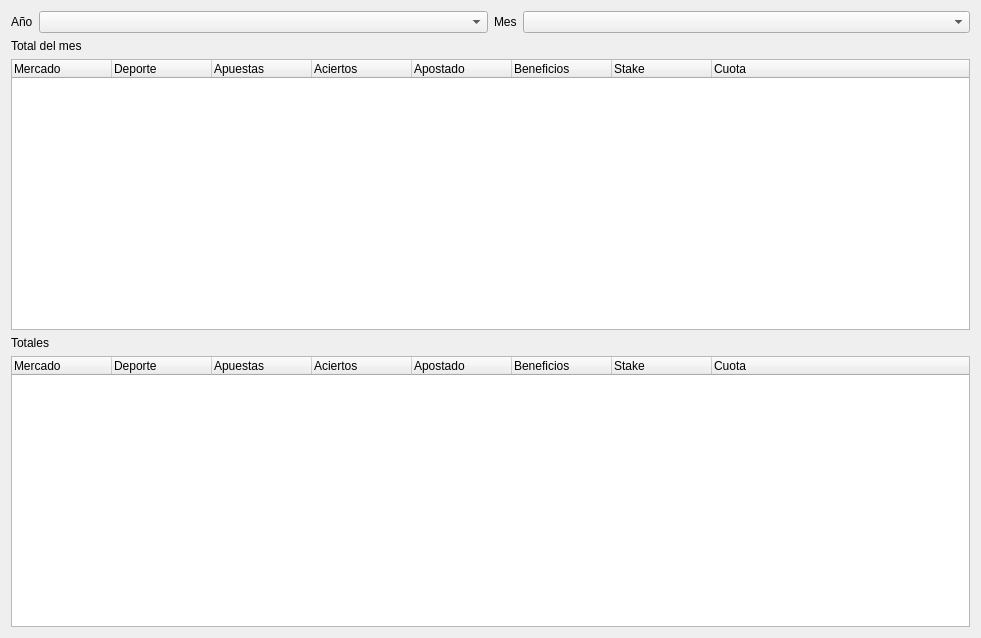
The window that ui/stats_market.ui (soker90/betcon) describes before a commit, drawn with Qt 5.
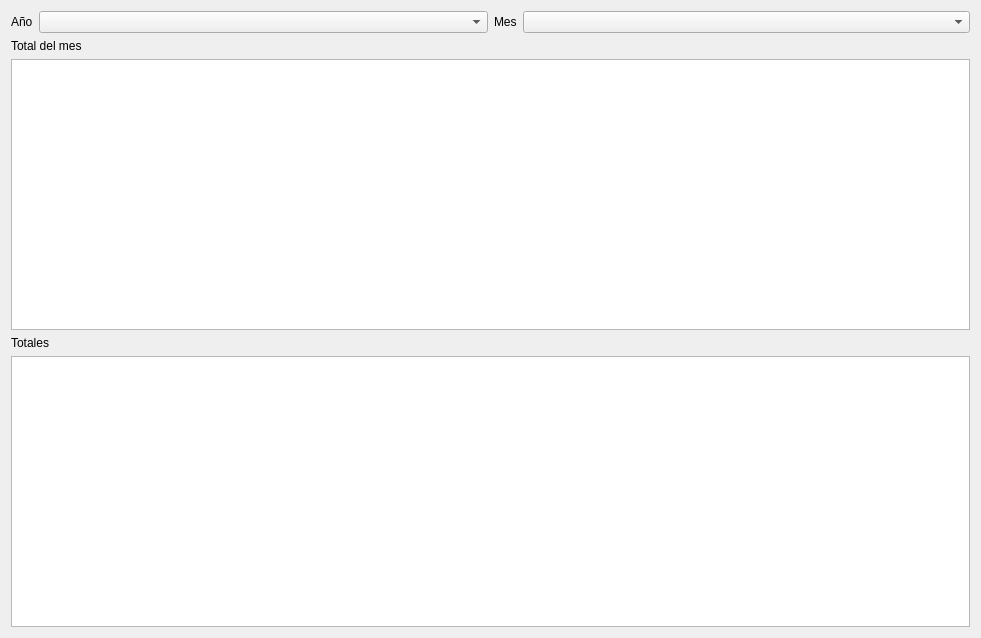
The same window after the commit.

Commit message: feat(stats): migrate all stats modules from QTreeWidget to QTableView

```diff
--- a/ui/stats_market.ui
+++ b/ui/stats_market.ui
@@ -54,50 +54,19 @@
     </widget>
    </item>
    <item>
-    <widget class="QTreeWidget" name="treeMonth">
-     <property name="locale">
-      <locale language="English" country="UnitedStates"/>
+        <widget class="QTableView" name="treeMonth">
+     <property name="sortingEnabled">
+      <bool>true</bool>
      </property>
-     <column>
-      <property name="text">
-       <string>Mercado</string>
-      </property>
-     </column>
-     <column>
-      <property name="text">
-       <string>Deporte</string>
-      </property>
-     </column>
-     <column>
-      <property name="text">
-       <string>Apuestas</string>
-      </property>
-     </column>
-     <column>
-      <property name="text">
-       <string>Aciertos</string>
-      </property>
-     </column>
-     <column>
-      <property name="text">
-       <string>Apostado</string>
-      </property>
-     </column>
-     <column>
-      <property name="text">
-       <string>Beneficios</string>
-      </property>
-     </column>
-     <column>
-      <property name="text">
-       <string>Stake</string>
-      </property>
-     </column>
-     <column>
-      <property name="text">
-       <string>Cuota</string>
-      </property>
-     </column>
+     <property name="alternatingRowColors">
+      <bool>true</bool>
+     </property>
+     <property name="showGrid">
+      <bool>false</bool>
+     </property>
+     <property name="selectionBehavior">
+      <enum>QAbstractItemView::SelectRows</enum>
+     </property>
     </widget>
    </item>
    <item>
@@ -108,50 +77,19 @@
     </widget>
    </item>
    <item>
-    <widget class="QTreeWidget" name="treeTotal">
-     <property name="locale">
-      <locale language="English" country="UnitedStates"/>
+        <widget class="QTableView" name="treeTotal">
+     <property name="sortingEnabled">
+      <bool>true</bool>
      </property>
-     <column>
-      <property name="text">
-       <string>Mercado</string>
-      </property>
-     </column>
-     <column>
-      <property name="text">
-       <string>Deporte</string>
-      </property>
-     </column>
-     <column>
-      <property name="text">
-       <string>Apuestas</string>
-      </property>
-     </column>
-     <column>
-      <property name="text">
-       <string>Aciertos</string>
-      </property>
-     </column>
-     <column>
-      <property name="text">
-       <string>Apostado</string>
-      </property>
-     </column>
-     <column>
-      <property name="text">
-       <string>Beneficios</string>
-      </property>
-     </column>
-     <column>
-      <property name="text">
-       <string>Stake</string>
-      </property>
-     </column>
-     <column>
-      <property name="text">
-       <string>Cuota</string>
-      </property>
-     </column>
+     <property name="alternatingRowColors">
+      <bool>true</bool>
+     </property>
+     <property name="showGrid">
+      <bool>false</bool>
+     </property>
+     <property name="selectionBehavior">
+      <enum>QAbstractItemView::SelectRows</enum>
+     </property>
     </widget>
    </item>
   </layout>
```
The commit also changes 11 other files.
